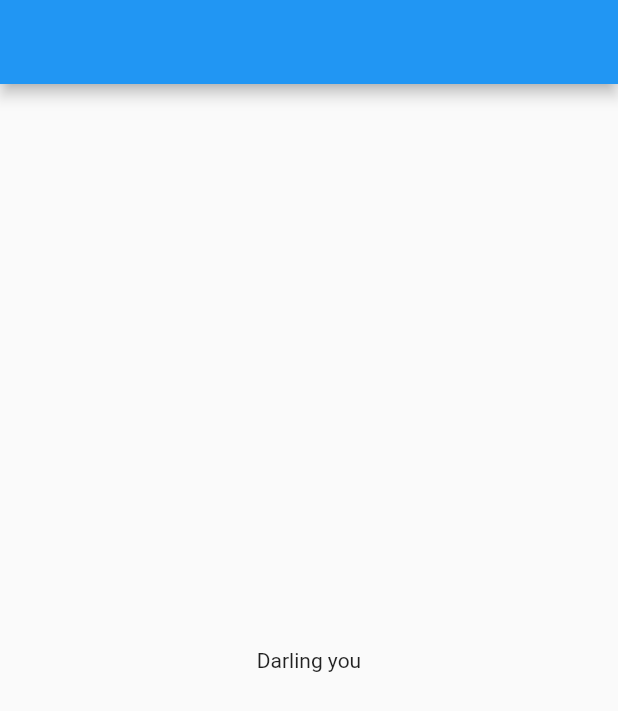
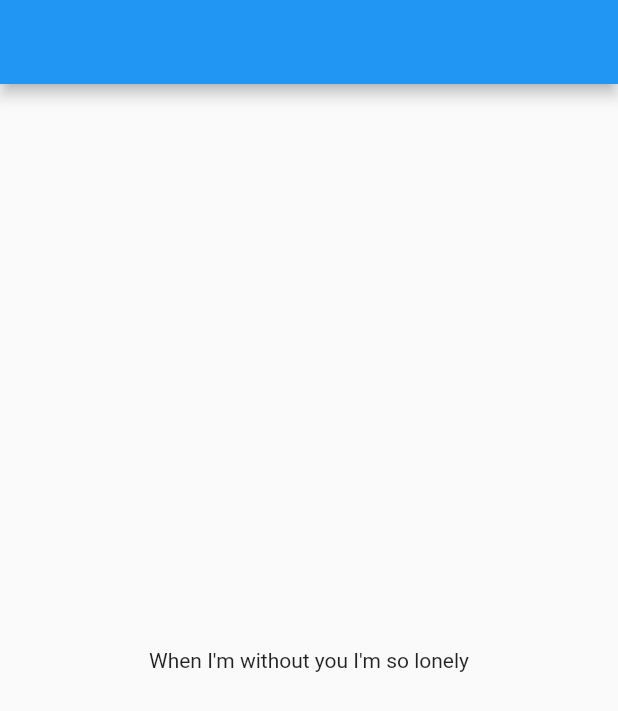
Before and after one commit to swlee22/test2345, a Flutter app: the screen it shows after launch, on a phone screen of 412 x 824 dp. Shown: the top 711 px of the screen. Run offline on Flutter 3.47's test engine with Material 2 defaults, Android fonts, the phone set to English and light mode, and no system bars.

Commit message:
center letter 수정

```diff
--- a/lib/page/Home_page.dart
+++ b/lib/page/Home_page.dart
@@ -12,7 +12,7 @@ class _HomePageState extends State<HomePage> {
   Widget build(BuildContext context) {
     return Scaffold(
       appBar: AppBar(),
-      body: const Center(child: Text('Darling you')),
+      body: const Center(child: Text('When I\'m without you I\'m so lonely')),
     );
   }
 }
```
